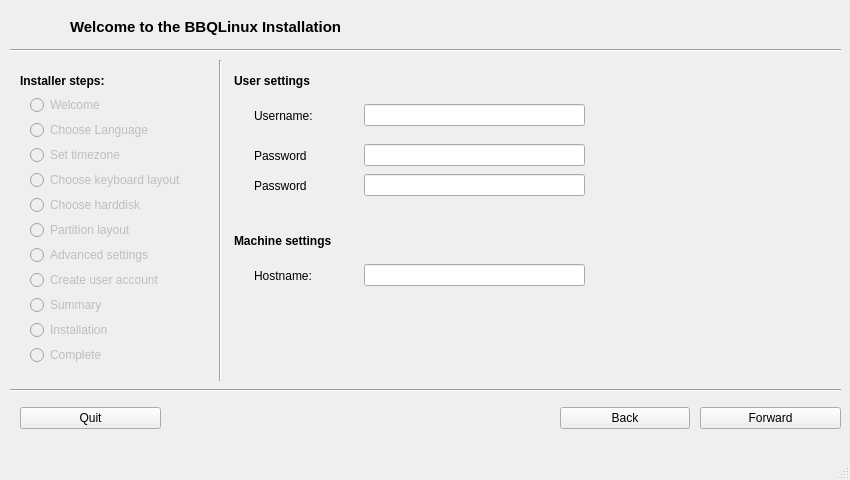
This is src/usr/share/bbqlinux-installer/qt_interface.ui in bbqlinux/bbqlinux-installer as Qt 5 draws it before an edit. The edited form follows.
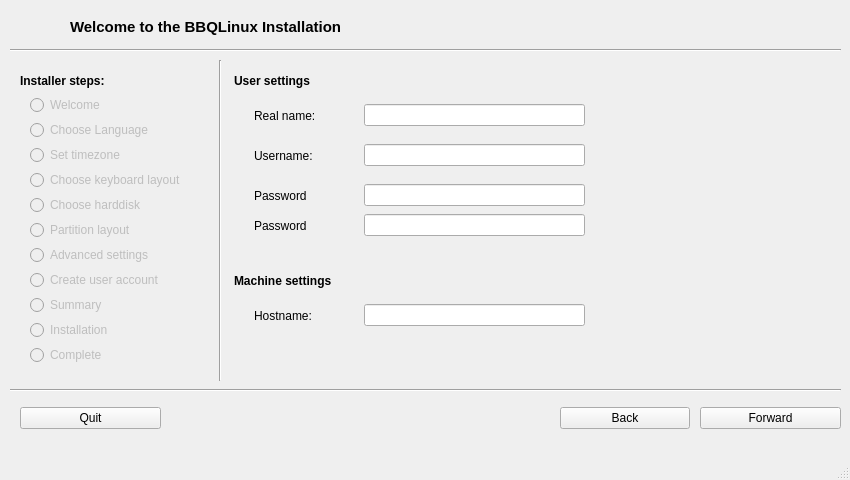
This is the edited form. The open tabs and pages were chosen to show the change. Icons and pictures are not drawn.

Commit message: verify partition layout, verify user settings

```diff
--- a/src/usr/share/bbqlinux-installer/qt_interface.ui
+++ b/src/usr/share/bbqlinux-installer/qt_interface.ui
@@ -554,7 +554,7 @@
          <property name="geometry">
           <rect>
            <x>30</x>
-           <y>40</y>
+           <y>80</y>
            <width>101</width>
            <height>31</height>
           </rect>
@@ -573,7 +573,7 @@
          <property name="geometry">
           <rect>
            <x>30</x>
-           <y>80</y>
+           <y>120</y>
            <width>101</width>
            <height>31</height>
           </rect>
@@ -592,7 +592,7 @@
          <property name="geometry">
           <rect>
            <x>30</x>
-           <y>110</y>
+           <y>150</y>
            <width>101</width>
            <height>31</height>
           </rect>
@@ -636,7 +636,7 @@
          <property name="geometry">
           <rect>
            <x>10</x>
-           <y>170</y>
+           <y>210</y>
            <width>391</width>
            <height>21</height>
           </rect>
@@ -661,7 +661,7 @@
          <property name="geometry">
           <rect>
            <x>140</x>
-           <y>40</y>
+           <y>80</y>
            <width>221</width>
            <height>31</height>
           </rect>
@@ -676,7 +676,7 @@
          <property name="geometry">
           <rect>
            <x>140</x>
-           <y>80</y>
+           <y>120</y>
            <width>221</width>
            <height>31</height>
           </rect>
@@ -691,7 +691,7 @@
          <property name="geometry">
           <rect>
            <x>140</x>
-           <y>110</y>
+           <y>150</y>
            <width>221</width>
            <height>31</height>
           </rect>
@@ -706,7 +706,7 @@
          <property name="geometry">
           <rect>
            <x>30</x>
-           <y>200</y>
+           <y>240</y>
            <width>101</width>
            <height>31</height>
           </rect>
@@ -725,7 +725,7 @@
          <property name="geometry">
           <rect>
            <x>140</x>
-           <y>200</y>
+           <y>240</y>
            <width>221</width>
            <height>31</height>
           </rect>
@@ -736,6 +736,40 @@
           </item>
          </layout>
         </widget>
+        <widget class="QWidget" name="verticalLayoutWidget_32">
+         <property name="geometry">
+          <rect>
+           <x>30</x>
+           <y>40</y>
+           <width>101</width>
+           <height>31</height>
+          </rect>
+         </property>
+         <layout class="QVBoxLayout" name="verticalLayout_32">
+          <item>
+           <widget class="QLabel" name="label_18">
+            <property name="text">
+             <string>Real name:</string>
+            </property>
+           </widget>
+          </item>
+         </layout>
+        </widget>
+        <widget class="QWidget" name="verticalLayoutWidget_33">
+         <property name="geometry">
+          <rect>
+           <x>140</x>
+           <y>40</y>
+           <width>221</width>
+           <height>31</height>
+          </rect>
+         </property>
+         <layout class="QVBoxLayout" name="verticalLayout_33">
+          <item>
+           <widget class="QLineEdit" name="realnameLineEdit"/>
+          </item>
+         </layout>
+        </widget>
        </widget>
        <widget class="QWidget" name="summaryPage">
         <widget class="QTextEdit" name="textEdit">
```
The commit also changes 2 other files.
